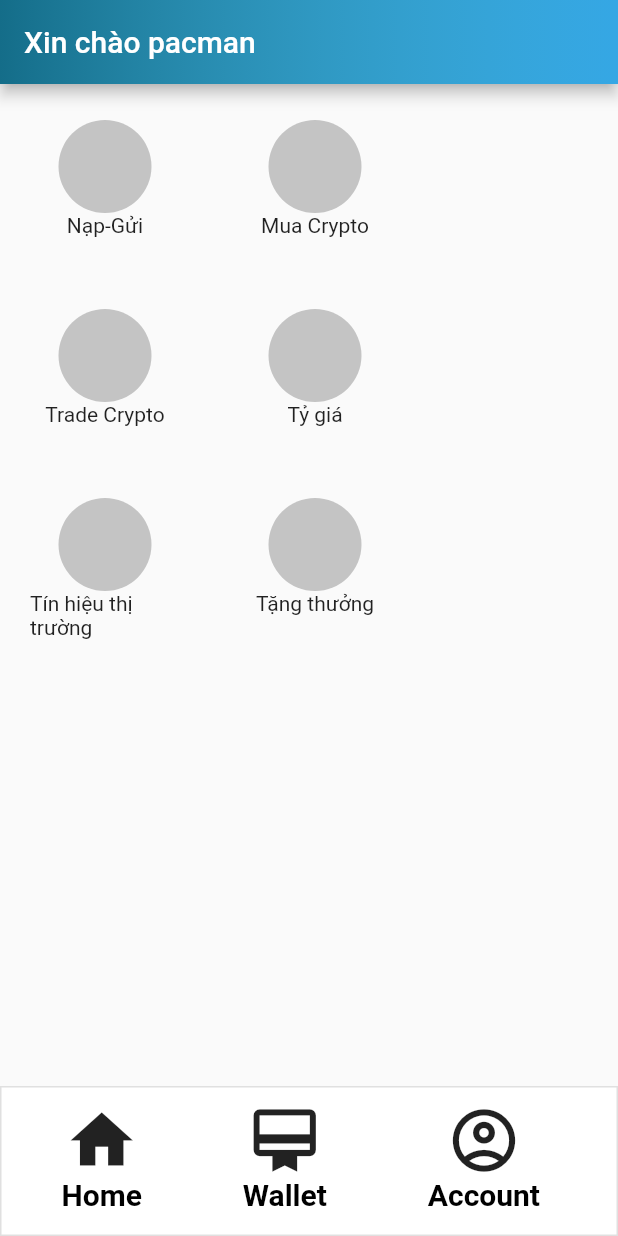
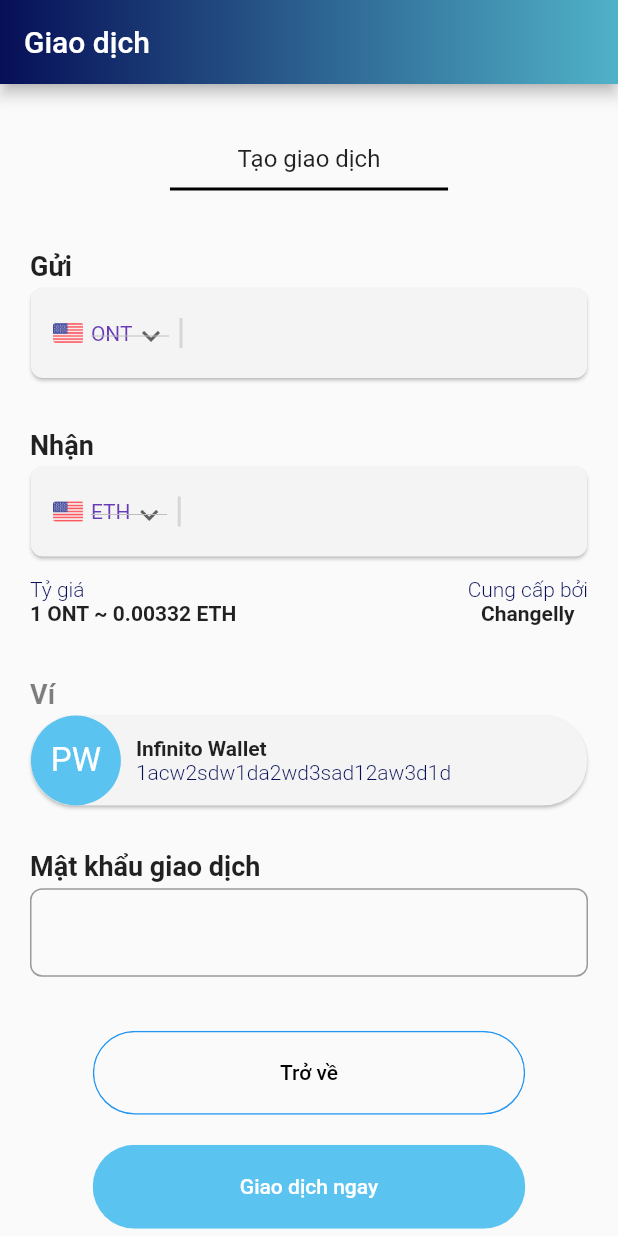
Before and after one commit to hadat112/infinito_wallet, a Flutter app: the screen it shows after launch, on a phone screen of 412 x 824 dp. Run offline on Flutter 3.47's test engine with Material 2 defaults, Android fonts, the phone set to English and light mode, and no system bars.

Commit message:
add more screen UI

```diff
--- /dev/null
+++ b/lib/Screens/TradeCoin/TradeCoin.dart
@@ -0,0 +1,130 @@
+import 'package:flutter/material.dart';
+import 'package:infinito_wallet/components/rounded_button.dart';
+import 'package:infinito_wallet/components/rounded_input_field.dart';
+
+import '../../components/appbar.dart';
+import '../../components/rounded_dropdown_input.dart';
+import '../../components/wallet_info.dart';
+import '../../components/white_button.dart';
+
+class TradeCoinPage extends StatelessWidget {
+  bool _value = false;
+
+  TradeCoinPage({Key? key}) : super(key: key);
+  @override
+  Widget build(BuildContext context) {
+    Size size = MediaQuery.of(context).size;
+    const String _title = "Giao dịch";
+    return Scaffold(
+        appBar: const Appbar(title: _title),
+        body: Column(
+          crossAxisAlignment: CrossAxisAlignment.start,
+          mainAxisAlignment: MainAxisAlignment.start,
+          children: <Widget>[
+            Center(
+              child: Container(
+                width: size.width * 0.45,
+                margin: EdgeInsets.only(top: 40, bottom: 10),
+                padding: EdgeInsets.only(bottom: 10),
+                child: Align(
+                  alignment: Alignment.center,
+                  child: Text(
+                    'Tạo giao dịch',
+                    style: TextStyle(fontSize: 16),
+                  ),
+                ),
+                decoration: BoxDecoration(
+                  border: Border(
+                    bottom: BorderSide(color: Colors.black, width: 2),
+                  ),
+                ),
+              ),
+            ),
+            RoundedDropdownInput(
+              inputTitle: 'Gửi',
+              size: size,
+              dropdownValue: 'ONT',
+              locations: ['ONT', 'VND'],
+            ),
+            RoundedDropdownInput(
+              inputTitle: 'Nhận',
+              size: size,
+              dropdownValue: 'ETH',
+              locations: ['BTN', 'ETH'],
+            ),
+            SizedBox(
+              height: 10,
+            ),
+            Container(
+              padding: EdgeInsets.symmetric(horizontal: 20),
+              child: Row(
+                mainAxisAlignment: MainAxisAlignment.spaceBetween,
+                children: [
+                  Column(
+                    crossAxisAlignment: CrossAxisAlignment.start,
+                    mainAxisSize: MainAxisSize.min,
+                    mainAxisAlignment: MainAxisAlignment.spaceEvenly,
+                    children: [
+                      Text(
+                        'Tỷ giá',
+                        style: TextStyle(
+                            fontWeight: FontWeight.w300,
+                            color: Color.fromRGBO(7, 15, 87, 1)),
+                      ),
+                      Text(
+                        '1 ONT ~ 0.00332 ETH',
+                        style: TextStyle(
+                          fontWeight: FontWeight.w600,
+                        ),
+                      ),
+                    ],
+                  ),
+                  Column(
+                    children: [
+                      Text(
+                        'Cung cấp bởi',
+                        style: TextStyle(
+                            fontWeight: FontWeight.w300,
+                            color: Color.fromRGBO(7, 15, 87, 1)),
+                      ),
+                      Text(
+                        'Changelly',
+                        style: TextStyle(
+                          fontWeight: FontWeight.w600,
+                        ),
+                      ),
+                    ],
+                  )
+                ],
+              ),
+            ),
+            SizedBox(
+              height: 35,
+            ),
+            WalletInfo(
+              size: size,
+              walletName: 'Infinito Wallet',
+              walletAdd: '1acw2sdw1da2wd3sad12aw3d1d',
+            ),
+            SizedBox(
+              height: 20,
+            ),
+            RoundedInputField(onChanged: (value) {}, inputTitle: 'Mật khẩu giao dịch'),
+            SizedBox(
+              height: 20,
+            ),
+            Center(
+                child: WhiteButton(
+              press: () {},
+              text: 'Trở về',
+              textColor: Colors.black,
+            )),
+             Center(
+                child: RoundedButton(
+              press: () {},
+              text: 'Giao dịch ngay',
+            )),
+          ],
+        ));
+  }
+}
--- a/lib/components/appbar.dart
+++ b/lib/components/appbar.dart
@@ -18,8 +18,8 @@ class Appbar extends StatelessWidget with PreferredSizeWidget {
               begin: Alignment.centerLeft,
               end: Alignment.centerRight,
               colors: <Color>[
-                Color.fromRGBO(20, 109, 137, 1),
-                Color.fromRGBO(87, 196, 203, 0.37)
+                Color.fromRGBO(7, 15, 87, 1),
+                Color.fromRGBO(80, 178, 200, 1)
               ]),
         ),
       ),
--- a/lib/components/icon_text.dart
+++ b/lib/components/icon_text.dart
@@ -12,12 +12,12 @@ class IconText extends StatelessWidget {
   Widget build(BuildContext context) {
     return Column(
       children: [
-        Icon(icon, size: 50),
+        Icon(icon, size: 36, color: Color.fromRGBO(0, 0, 0, 0.8),),
         Text(
           text,
           style: TextStyle(
-            color: Colors.black,
-            fontSize: 20,
+            color: Color.fromRGBO(0, 0, 0, 0.6),
+            fontSize: 16,
             fontWeight: FontWeight.w600,
           ),
         ),
--- /dev/null
+++ b/lib/components/rounded_dropdown_input.dart
@@ -0,0 +1,89 @@
+import 'package:flutter/material.dart';
+
+class RoundedDropdownInput extends StatelessWidget {
+  const RoundedDropdownInput({
+    Key? key,
+    required this.size,
+    required this.dropdownValue,
+    required this.locations, required this.inputTitle,
+  }) : super(key: key);
+
+  final List<String> locations;
+  final Size size;
+  final String dropdownValue;
+  final String inputTitle;
+
+  @override
+  Widget build(BuildContext context) {
+    return Container(
+      margin: EdgeInsets.only(top:30),
+      child: Column(
+        children: [
+          Padding(
+            padding: const EdgeInsets.only(left: 20),
+            child: Align(
+                alignment: Alignment.centerLeft,
+                child: Text(inputTitle,
+                    style: TextStyle(fontSize: 18, fontWeight: FontWeight.w600))),
+          ),
+          Card(
+            color: Color(0xFFF4F4F4),
+            shape: RoundedRectangleBorder(
+              borderRadius: BorderRadius.circular(8),
+            ),
+            child: Container(
+              height: 60,
+              width: size.width * 0.9,
+              padding: EdgeInsets.symmetric(vertical: 20, horizontal: 10),
+              decoration: BoxDecoration(
+                borderRadius: BorderRadius.circular(8),
+              ),
+              child: Row(
+                children: [
+                  Container(
+                    height: 30,
+                    width: 30,
+                    // color: Colors.purple,
+                    decoration: BoxDecoration(
+                      image: DecorationImage(
+                        image: AssetImage('assets/usa.png'),
+                      ),
+                    ),
+                  ),
+                  DropdownButton<String>(
+                    value: dropdownValue,
+                    icon: const Icon(Icons.expand_more),
+                    elevation: 16,
+                    style: const TextStyle(color: Colors.deepPurple),
+                    onChanged: (String? newValue) {
+                      // setState(() {
+                      //   dropdownValue = newValue!;
+                      // });
+                    },
+                    items:
+                        locations.map<DropdownMenuItem<String>>((String value) {
+                      return DropdownMenuItem<String>(
+                        value: value,
+                        child: Text(value),
+                      );
+                    }).toList(),
+                  ),
+                  VerticalDivider(
+                    thickness: 2,
+                  ),
+                  SizedBox(width: 5),
+                  Flexible(
+                      child: TextField(
+                    decoration: InputDecoration(
+                      border: InputBorder.none,
+                    ),
+                  ))
+                ],
+              ),
+            ),
+          ),
+        ],
+      ),
+    );
+  }
+}
--- /dev/null
+++ b/lib/components/wallet_info.dart
@@ -0,0 +1,87 @@
+import 'package:flutter/material.dart';
+
+class WalletInfo extends StatelessWidget {
+  final String walletName;
+  final String walletAdd;
+  const WalletInfo({
+    Key? key,
+    required this.size, required this.walletName, required this.walletAdd,
+  }) : super(key: key);
+
+  final Size size;
+
+  @override
+  Widget build(BuildContext context) {
+    return Column(
+      children: [
+        Padding(
+          padding: const EdgeInsets.only(left: 20),
+          child: Align(
+              alignment: Alignment.centerLeft,
+              child: Text('Ví',
+                  style: TextStyle(
+                     color: Color.fromRGBO(0, 0, 0, 0.5),
+                      fontSize: 18, fontWeight: FontWeight.w600))),
+        ),
+        Card(
+          color: Color(0xFFF4F4F4),
+          shape: RoundedRectangleBorder(
+            borderRadius: BorderRadius.circular(29),
+          ),
+          child: Container(
+            height: 60,
+            width: size.width * 0.9,
+            // padding: EdgeInsets.symmetric(vertical: 20, horizontal: 10),
+            decoration: BoxDecoration(
+              borderRadius: BorderRadius.circular(8),
+            ),
+            child: Row(
+              children: [
+                Container(
+                  height: 60,
+                  width: 60,
+                  decoration: BoxDecoration(
+                    color: Color.fromRGBO(90, 195, 240, 1),
+                    borderRadius: BorderRadius.only(
+                        topRight: Radius.circular(40.0),
+                        bottomRight: Radius.circular(40.0),
+                        topLeft: Radius.circular(40.0),
+                        bottomLeft: Radius.circular(40.0)),
+                  ),
+                  child: Center(child: Text("PW",
+                    style: TextStyle(
+                      color: Colors.white,
+                      fontSize: 22,
+                      fontWeight: FontWeight.w400
+                    ),
+                  )),
+                ),
+                SizedBox(width: 10),
+                Column(
+                  crossAxisAlignment: CrossAxisAlignment.start,
+                  mainAxisSize: MainAxisSize.min,
+                  mainAxisAlignment: MainAxisAlignment.spaceEvenly,
+                  children: [
+                    Text(
+                      walletName,
+                      style: TextStyle(
+                        fontWeight: FontWeight.w600,
+                      ),
+                    ),
+                    Text(
+                      walletAdd,
+                      style: TextStyle(
+                        fontWeight: FontWeight.w300,
+                        color: Color.fromRGBO(7, 15, 87, 1)
+                      ),
+                    ),
+                  ],
+                ),
+              ],
+            ),
+          ),
+        ),
+      ],
+    );
+  }
+}
--- a/lib/main.dart
+++ b/lib/main.dart
@@ -1,8 +1,8 @@
 import 'package:flutter/material.dart';
+import 'package:infinito_wallet/Screens/BuyCrypto/BuyCrypto.dart';
 
-import 'Screens/ChangeName/ChangeName.dart';
-import 'Screens/Home/home.dart';
 import 'Screens/Signup/SignUpPage.dart';
+import 'Screens/TradeCoin/TradeCoin.dart';
 import 'Screens/login/LoginPage.dart';
 import 'components/appbar.dart';
 import 'components/rounded_button.dart';
@@ -18,7 +18,7 @@ class MyApp extends StatelessWidget {
     return MaterialApp(
       home: Scaffold(
         // appBar: Appbar(title: _title),
-        body: Home(),
+        body: TradeCoinPage(),
       ),
     );
   }
--- a/pubspec.yaml
+++ b/pubspec.yaml
@@ -53,6 +53,8 @@ dev_dependencies:
 flutter:
   assets:
      - assets/start.jpg
+     - assets/usa.png
+     - assets/visa.png
 
   # The following line ensures that the Material Icons font is
   # included with your application, so that you can use the icons in
```
Also changed, not shown: lib/Screens/BuyCrypto/BuyCrypto.dart (added, +162 -0 lines), lib/Screens/Home/home.dart (+72 -27 lines), lib/components/circle_button.dart (added, +25 -0 lines), lib/components/small_button.dart (added, +30 -0 lines), assets/usa.png (added), assets/visa.png (added).
